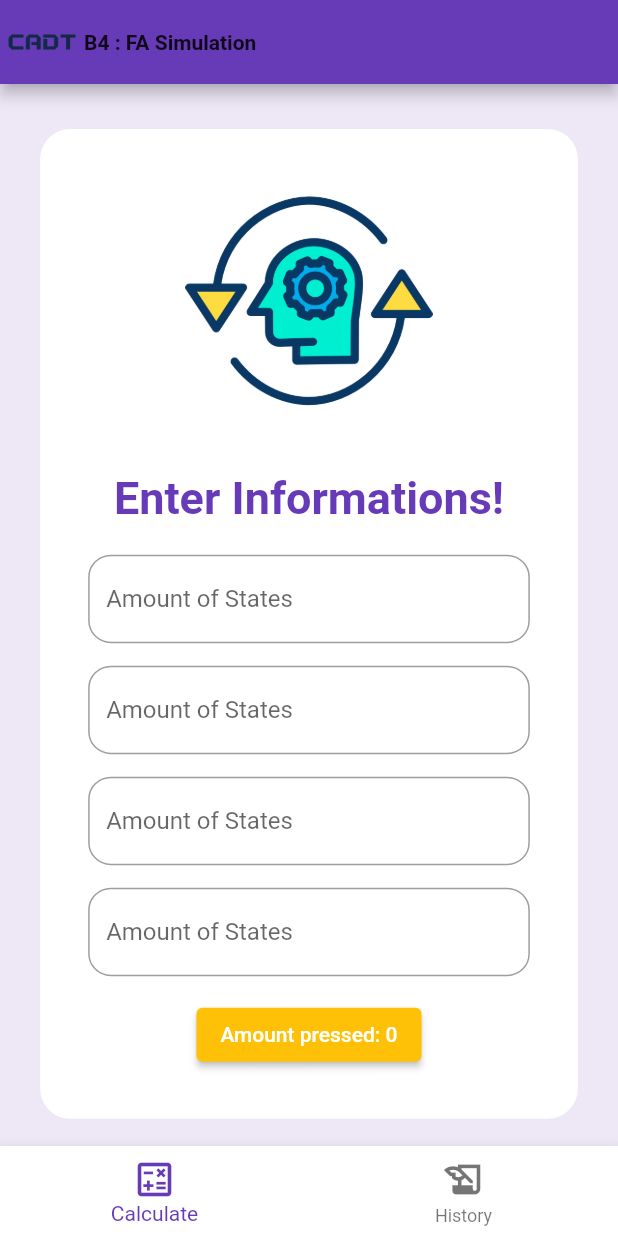
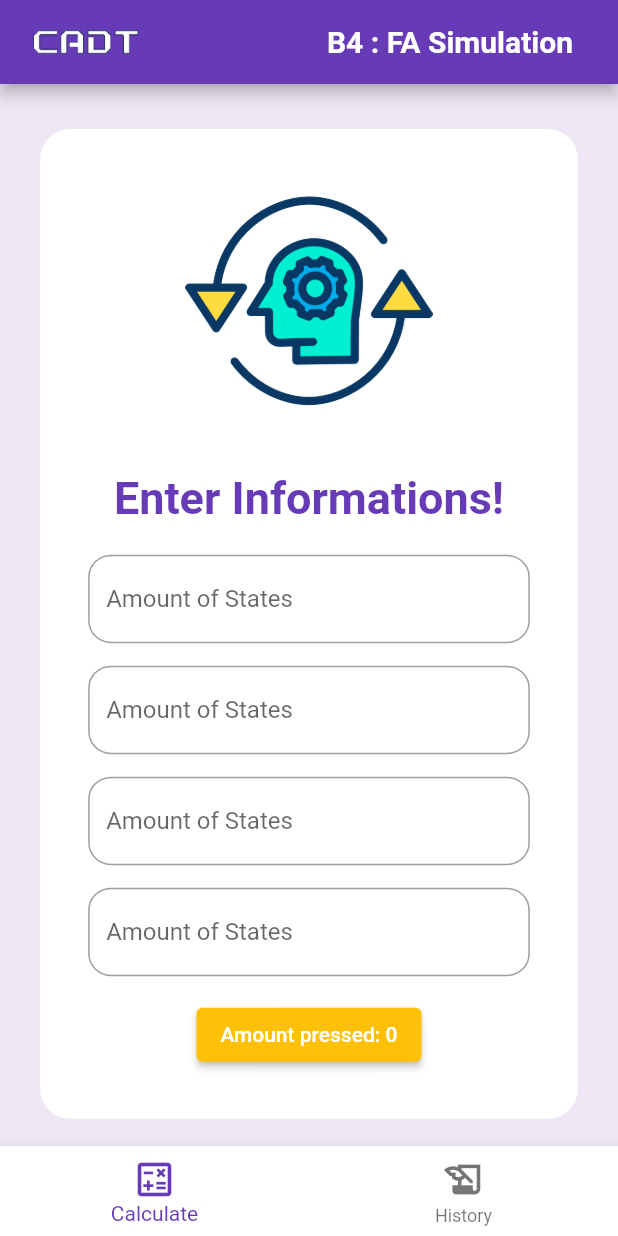
Before and after one commit to Sanmon17/B4Automata, a Flutter app: the screen it shows after launch, on a phone screen of 412 x 824 dp. Run offline on Flutter 3.47's test engine with Material 2 defaults, Android fonts, the phone set to English and light mode, and no system bars; our stand-ins replace device_preview.

Commit message:
appbar sorted

```diff
--- a/lib/homepage.dart
+++ b/lib/homepage.dart
@@ -19,21 +19,33 @@ class _HomepageState extends State<Homepage> {
         // centerTitle: true,
         flexibleSpace: Row(
           children: [
-            SizedBox(
-              height: MediaQuery.of(context).size.height * 0.7,
-              child: Image.asset(
-                'images/cadtlogo.png',
-                fit: BoxFit.cover,
-              ),
-            ),
-            const SizedBox(
-              child: Text(
-                'B4 : FA Simulation',
-                style: TextStyle(
-                  fontWeight: FontWeight.bold,
+            Container(
+              padding: const EdgeInsets.only(left: 22.0),
+              child: Center(
+                child: Image.asset(
+                  'images/cadtwhiteNoBg.png',
+                  width: MediaQuery.of(context).size.width * 0.17,
+                  height: MediaQuery.of(context).size.height * 0.04,
                 ),
               ),
             ),
+            const Spacer(),
+            Container(
+              padding: const EdgeInsets.only(right: 30.0),
+              child: const Align(
+                alignment: Alignment.centerRight,
+                child: Text(
+                  'B4 : FA Simulation',
+                  // textAlign: TextAlign.center,
+                  style: TextStyle(
+                    fontWeight: FontWeight.bold,
+                    fontSize: 20,
+                    color: Colors.white,
+                  ),
+                ),
+              ),
+            ),
+            // const Spacer(),
           ],
         ),
       ),
```
Also changed, not shown: images/cadtwhite-removebg-preview.png (added), images/cadtwhite.png (added), images/cadtwhiteNoBg.png (added).
